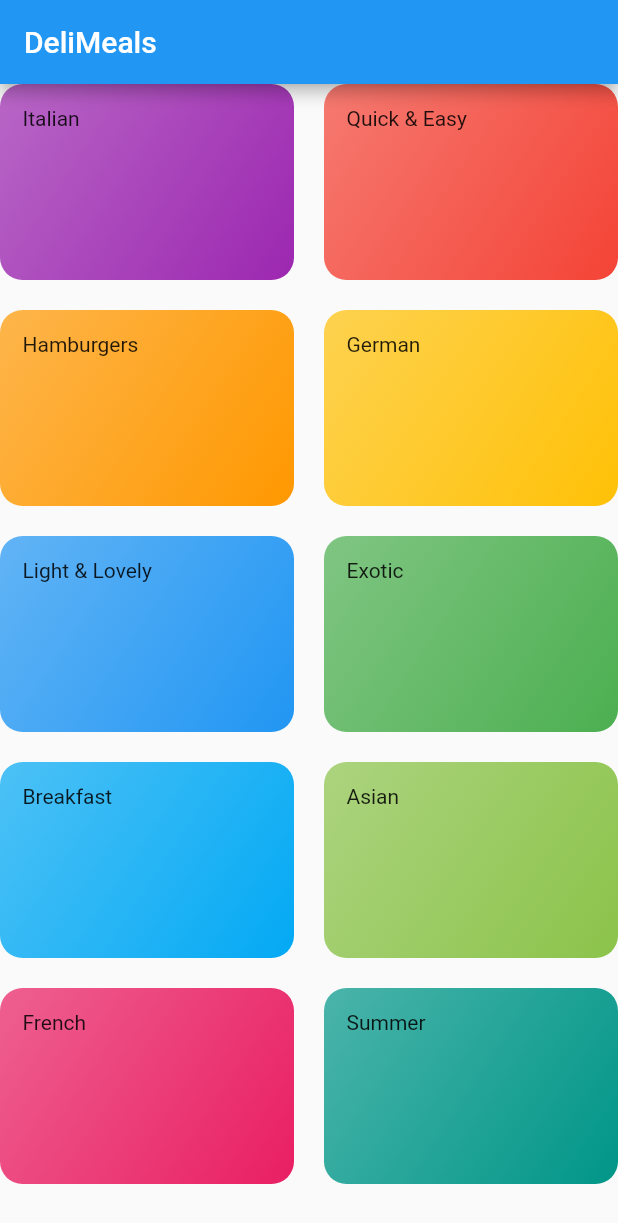
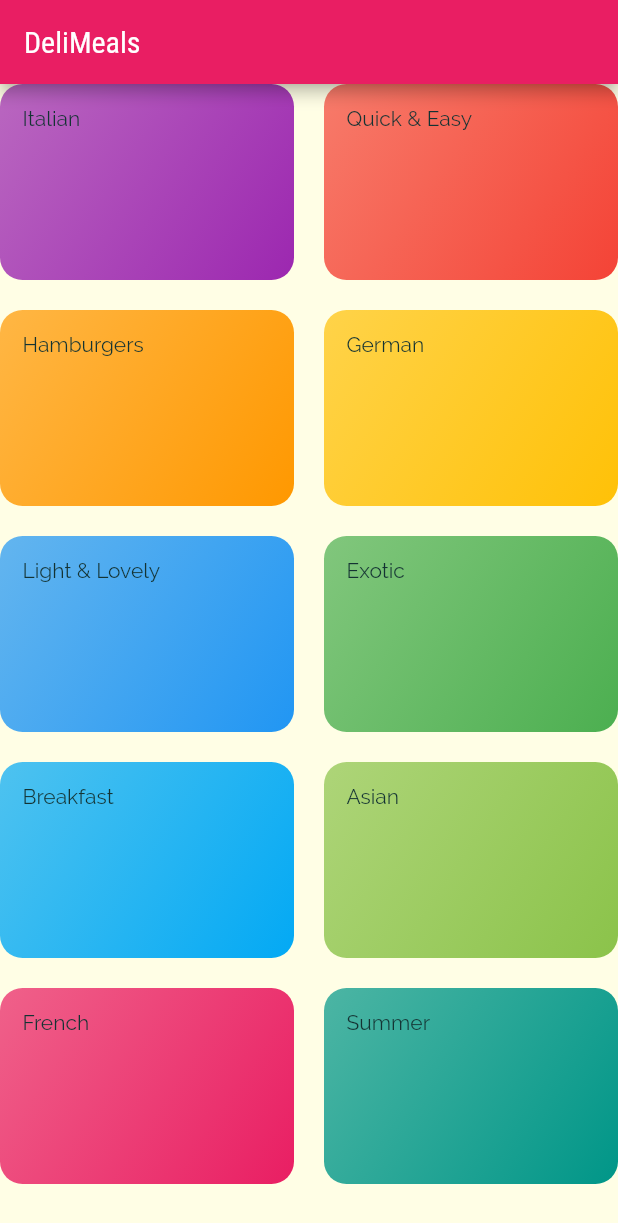
Before and after one commit to yusuf-delvi/deli_meals, a Flutter app: the screen it shows after launch, on a phone screen of 412 x 824 dp. Shown: the top 1223 px of the screen. Run offline on Flutter 3.47's test engine with Material 2 defaults, Android fonts, the phone set to English and light mode, and no system bars.

Commit message:
config theme styles

```diff
--- a/lib/main.dart
+++ b/lib/main.dart
@@ -12,7 +12,25 @@ class MyApp extends StatelessWidget {
     return MaterialApp(
       title: 'Deli Meals',
       theme: ThemeData(
-        primarySwatch: Colors.blue,
+        canvasColor: const Color.fromRGBO(255, 254, 229, 1),
+        colorScheme: ColorScheme.fromSwatch(
+          primarySwatch: Colors.pink,
+        ).copyWith(
+          secondary: Colors.amber,
+        ),
+        fontFamily: 'Raleway',
+        textTheme: ThemeData.light().textTheme.copyWith(
+              bodyText1: const TextStyle(
+                color: Color.fromRGBO(20, 51, 51, 1),
+              ),
+              bodyText2: const TextStyle(
+                color: Color.fromRGBO(20, 51, 51, 1),
+              ),
+              headline6: const TextStyle(
+                fontSize: 20,
+                fontFamily: 'RobotoCondensed',
+              ),
+            ),
       ),
       home: const MyHomePage(),
     );
```
